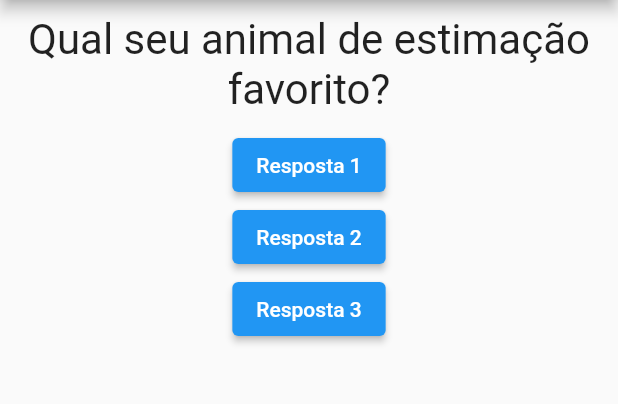
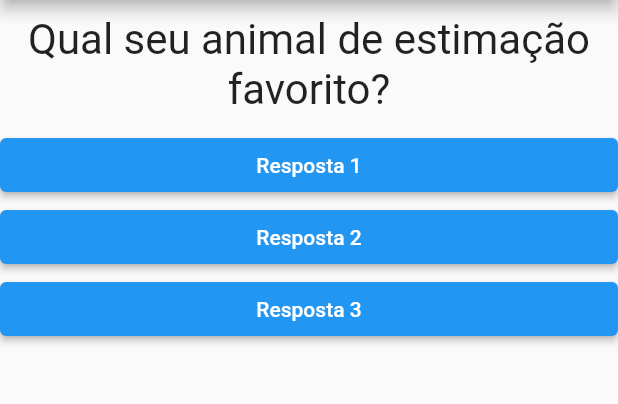
Before and after one commit to igregorioneto/perguntas, a Flutter app: the screen it shows after launch, after a tap on "Resposta 1", on a phone screen of 412 x 824 dp, the part 84-488 px from its top. Run offline on Flutter 3.47's test engine with Material 2 defaults, Android fonts, the phone set to English and light mode, and no system bars.

Commit message:
Passando valores por parametro para o componente Resposta

```diff
--- a/lib/main.dart
+++ b/lib/main.dart
@@ -1,5 +1,6 @@
 import 'package:flutter/material.dart';
 import 'package:perguntas/questao.dart';
+import 'package:perguntas/resposta.dart';
 
 main() => runApp(PerguntaApp());
 
@@ -9,7 +10,6 @@ class _PerguntaAppState extends State<PerguntaApp> {
   void _responder() {
     setState(() => _perguntaSelecionada);
     _perguntaSelecionada++;
-    print(_perguntaSelecionada);
   }
 
   @override
@@ -27,23 +27,9 @@ class _PerguntaAppState extends State<PerguntaApp> {
         body: Column(
           children: <Widget>[
             Questao(_perguntas[_perguntaSelecionada]),
-            // Esta forma é a anterior ao flutter 2
-            // RaisedButton(
-            //   child: Text('Resposta 1'),
-            //   onPressed: null,
-            // ),
-            ElevatedButton(
-              child: const Text('Resposta 1'),
-              onPressed: _responder,
-            ),
-            ElevatedButton(
-              child: const Text('Resposta 2'),
-              onPressed: _responder,
-            ),
-            ElevatedButton(
-              child: const Text('Resposta 3'),
-              onPressed: _responder,
-            )
+            Resposta('Resposta 1', _responder),
+            Resposta('Resposta 2', _responder),
+            Resposta('Resposta 3', _responder),
           ],
         ),
       ),
@@ -52,8 +38,6 @@ class _PerguntaAppState extends State<PerguntaApp> {
 }
 
 class PerguntaApp extends StatefulWidget {
-  // const ParguntaApp({Key? key}) : super(key: key);
-
   @override
   _PerguntaAppState createState() {
     return _PerguntaAppState();
--- /dev/null
+++ b/lib/resposta.dart
@@ -0,0 +1,19 @@
+import 'package:flutter/material.dart';
+
+class Resposta extends StatelessWidget {
+  final String texto;
+  final void Function() quandoSelecionado;
+
+  const Resposta(this.texto, this.quandoSelecionado);
+
+  @override
+  Widget build(BuildContext context) {
+    return SizedBox(
+      width: double.infinity,
+      child: ElevatedButton(
+        child: Text(texto),
+        onPressed: quandoSelecionado,
+      ),
+    );
+  }
+}
```
